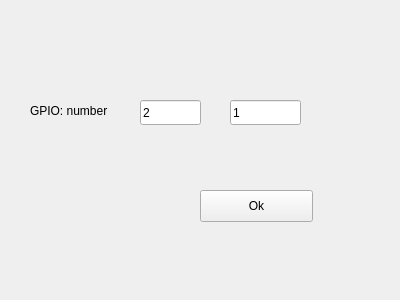
Above: raspi_led_GUI/widget.ui from denny70/Raspi_3B_Plus_GPIO_LED_example_code before the change. Below: the same form after it.
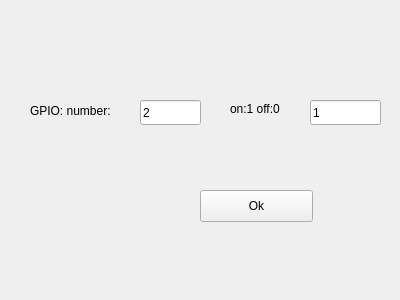
That is the form after the change.

Commit message: add on_off lable on GUI interface

```diff
--- a/raspi_led_GUI/widget.ui
+++ b/raspi_led_GUI/widget.ui
@@ -36,7 +36,7 @@
     </rect>
    </property>
    <property name="text">
-    <string>GPIO: number</string>
+    <string>GPIO: number:</string>
    </property>
   </widget>
   <widget class="QLineEdit" name="GPIO_port">
@@ -55,7 +55,7 @@
   <widget class="QLineEdit" name="on_off">
    <property name="geometry">
     <rect>
-     <x>230</x>
+     <x>310</x>
      <y>100</y>
      <width>71</width>
      <height>25</height>
@@ -65,6 +65,19 @@
     <string>1</string>
    </property>
   </widget>
+  <widget class="QLabel" name="label_2">
+   <property name="geometry">
+    <rect>
+     <x>230</x>
+     <y>100</y>
+     <width>67</width>
+     <height>17</height>
+    </rect>
+   </property>
+   <property name="text">
+    <string>on:1 off:0</string>
+   </property>
+  </widget>
  </widget>
  <layoutdefault spacing="6" margin="11"/>
  <resources/>
```
The commit also changes 1 other file.
